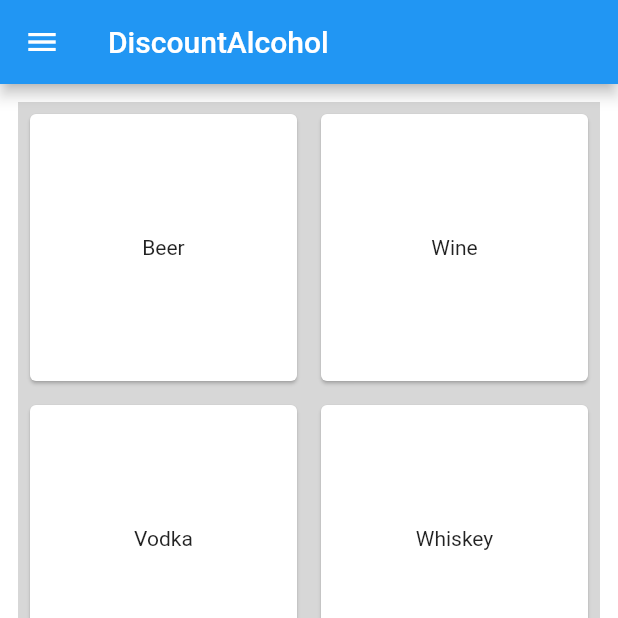
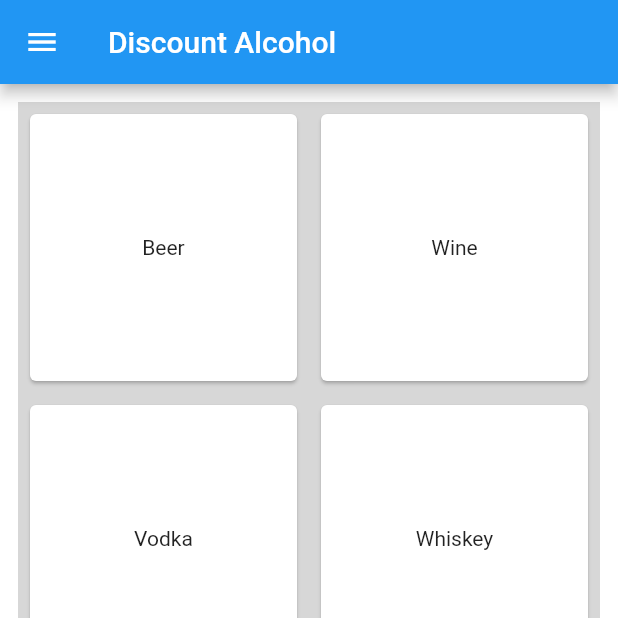
Before and after one commit to askudlarek/DiscountAlcohol, a Flutter app: the screen it shows after launch, on a phone screen of 412 x 824 dp, the top half of it. Run offline on Flutter 3.47's test engine with Material 2 defaults, Android fonts, the phone set to English and light mode, and no system bars; our stand-ins replace google_maps_flutter.

Commit message:
added space in app bar

```diff
--- a/discount_alcohol/lib/main.dart
+++ b/discount_alcohol/lib/main.dart
@@ -12,7 +12,7 @@ class DiscountAlcohol extends StatelessWidget {
       theme: ThemeData(
         primarySwatch: Colors.blue,
       ),
-      home: MyHomePage(title: 'DiscountAlcohol'),
+      home: MyHomePage(title: 'Discount Alcohol'),
       debugShowCheckedModeBanner: false,
     );
   }
```
